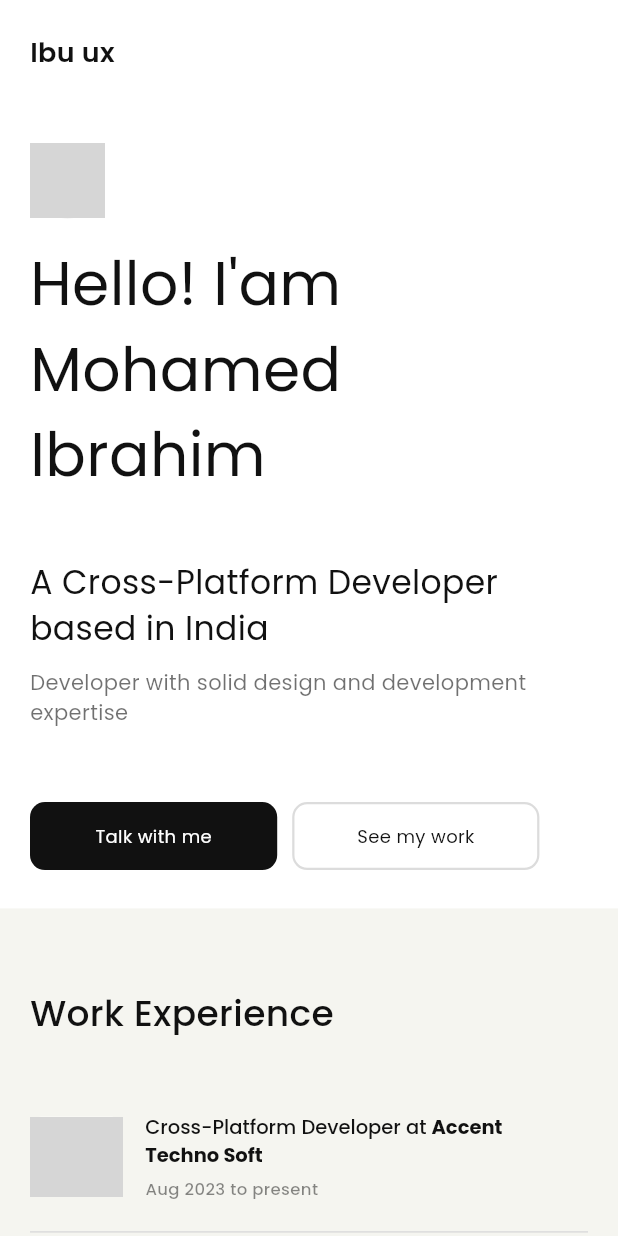
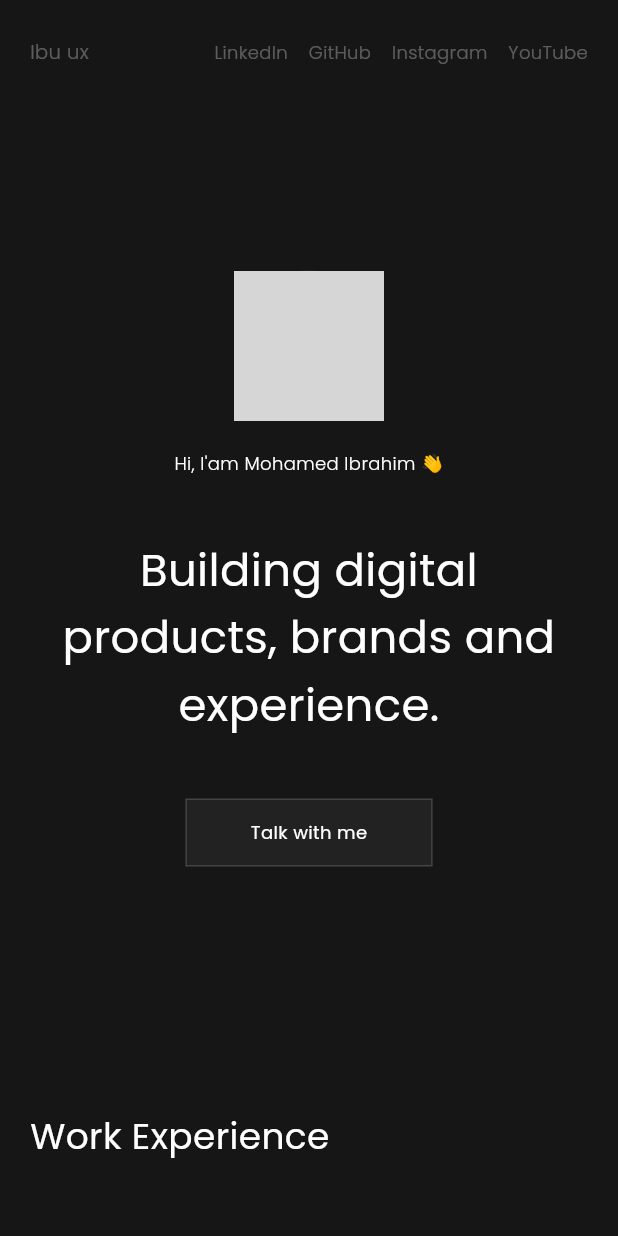
Before and after one commit to mohamed8270/ibu_ux, a Flutter app: the screen it shows after launch, on a phone screen of 412 x 824 dp. Run offline on Flutter 3.47's test engine with Material 3 defaults, Android fonts, the phone set to English and light mode, and no system bars; our stand-ins replace flutter_svg, gap, get, google_fonts; network calls fail; grey boxes are pictures that could not be loaded.

Commit message:
major #UI changes

```diff
--- a/lib/common/styles/static.dart
+++ b/lib/common/styles/static.dart
@@ -16,16 +16,15 @@ class StaticData {
 
 // title
   static String appname = 'Ibu ux';
-  static String home = 'Home';
-  static String about = 'About us';
-  static String content = 'Contents';
-  static String service = 'Our services';
+  static String linked = 'LinkedIn';
+  static String gitHub = 'GitHub';
+  static String insta = 'Instagram';
+  static String yout = 'YouTube';
 
 // hero descriptions
-  static String greeting = "Hello! I'am Mohamed\nIbrahim";
-  static String hertxt = 'A Cross-Platform Developer\nbased in India';
+  static String greeting = "Hi, I'am Mohamed Ibrahim 👋";
+  static String hertxt = 'Building digital\nproducts, brands and\nexperience.';
   static String btntxt1 = 'Talk with me';
-  static String btntxt2 = 'See my work';
 
 // experience
   static String heading1 = 'Work Experience';
--- a/lib/common/styles/theme.dart
+++ b/lib/common/styles/theme.dart
@@ -2,6 +2,6 @@ import 'package:flutter/material.dart';
 
 // colors
 const Color iyellow = Color(0xFFf5f5f0);
-const Color iblack = Color(0xFF111111);
+const Color iblack = Color(0xFF161616);
 const Color iwhite = Color(0xFFFFFFFF);
 const Color igrey = Color(0xFFDCDCDC);
--- a/lib/common/widgets/home_app_bar.dart
+++ b/lib/common/widgets/home_app_bar.dart
@@ -6,181 +6,111 @@ import 'package:ibu_ux/common/styles/static.dart';
 import 'package:ibu_ux/common/styles/theme.dart';
 
 class HomeAppBar extends StatefulWidget {
-  final Color color;
-  final VoidCallback homeTap;
-  final VoidCallback aboutTap;
-  final VoidCallback serviceTap;
-  final VoidCallback contentTap;
-  const HomeAppBar(
-      {super.key,
-      required this.color,
-      required this.aboutTap,
-      required this.serviceTap,
-      required this.homeTap,
-      required this.contentTap});
+  const HomeAppBar({super.key});
 
   @override
   State<HomeAppBar> createState() => _HomeAppBarState();
 }
 
 class _HomeAppBarState extends State<HomeAppBar> {
-  List<bool> isHover = [false, false, false, false];
+  List<bool> isHover = [false, false, false, false, false];
 
   @override
   Widget build(BuildContext context) {
     var scrnsize = MediaQuery.sizeOf(context);
     var txt = TextFond();
     return Container(
-      decoration: BoxDecoration(color: widget.color),
+      decoration: const BoxDecoration(color: iblack),
       alignment: Alignment.center,
       child: Padding(
         padding: EdgeInsets.symmetric(
             horizontal: ResponsiveWidget.isLarge(context) ? 60 : 20),
         child: Row(
           crossAxisAlignment: CrossAxisAlignment.center,
-          mainAxisAlignment: ResponsiveWidget.isLarge(context)
-              ? MainAxisAlignment.center
-              : MainAxisAlignment.spaceBetween,
+          mainAxisAlignment: MainAxisAlignment.spaceBetween,
           children: [
-            txt.textWidget(
-                StaticData.appname,
-                ResponsiveWidget.isLarge(context) ? 16.0 : 18.0,
-                FontWeight.w600,
-                iblack),
-            ResponsiveWidget.isLarge(context)
-                ? Expanded(
+            InkWell(
+              onTap: () {},
+              onHover: (value) {
+                setState(() {
+                  isHover[4] = value;
+                });
+              },
+              hoverColor: Colors.transparent,
+              child: txt.textWidget(StaticData.appname, 13.0, FontWeight.w300,
+                  isHover[4] ? iwhite : iwhite.withOpacity(0.3)),
+            ),
+            Expanded(
               child: Row(
-                      mainAxisAlignment: MainAxisAlignment.center,
+                mainAxisAlignment: MainAxisAlignment.end,
                 crossAxisAlignment: CrossAxisAlignment.center,
                 children: [
                   InkWell(
-                          onTap: widget.homeTap,
+                    onTap: () {},
                     onHover: (value) {
                       setState(() {
                         isHover[0] = value;
                       });
                     },
                     hoverColor: Colors.transparent,
-                          child: Column(
-                            mainAxisSize: MainAxisSize.min,
-                            children: [
-                              txt.textWidget(StaticData.home, 12.0,
-                                  FontWeight.w400, iblack),
-                              StaticData.gap2,
-                              Visibility(
-                                maintainAnimation: true,
-                                maintainState: true,
-                                maintainSize: true,
-                                visible: isHover[0],
-                                child: Container(
-                                    height: 2, width: 25, color: iblack),
+                    child: txt.textWidget(
+                        StaticData.linked,
+                        12.0,
+                        FontWeight.w300,
+                        isHover[0] ? Colors.blue : iwhite.withOpacity(0.3)),
                   ),
-                            ],
-                          ),
-                        ),
-                        Gap(scrnsize.width / 20),
+                  Gap(scrnsize.width / 30),
                   InkWell(
-                          onTap: widget.aboutTap,
+                    onTap: () {},
                     onHover: (value) {
                       setState(() {
                         isHover[1] = value;
                       });
                     },
                     hoverColor: Colors.transparent,
-                          child: Column(
-                            mainAxisSize: MainAxisSize.min,
-                            children: [
-                              txt.textWidget(StaticData.about, 12.0,
-                                  FontWeight.w400, iblack),
-                              StaticData.gap2,
-                              Visibility(
-                                maintainAnimation: true,
-                                maintainState: true,
-                                maintainSize: true,
-                                visible: isHover[1],
-                                child: Container(
-                                    height: 2, width: 25, color: iblack),
+                    child: txt.textWidget(
+                        StaticData.gitHub,
+                        12.0,
+                        FontWeight.w300,
+                        isHover[1] ? Colors.purple : iwhite.withOpacity(0.3)),
                   ),
-                            ],
-                          ),
-                        ),
-                        Gap(scrnsize.width / 20),
+                  Gap(scrnsize.width / 30),
                   InkWell(
-                          onTap: widget.serviceTap,
+                    onTap: () {},
                     onHover: (value) {
                       setState(() {
                         isHover[2] = value;
                       });
                     },
                     hoverColor: Colors.transparent,
-                          child: Column(
-                            mainAxisSize: MainAxisSize.min,
-                            children: [
-                              txt.textWidget(StaticData.service, 12.0,
-                                  FontWeight.w400, iblack),
-                              StaticData.gap2,
-                              Visibility(
-                                maintainAnimation: true,
-                                maintainState: true,
-                                maintainSize: true,
-                                visible: isHover[2],
-                                child: Container(
-                                    height: 2, width: 25, color: iblack),
+                    child: txt.textWidget(
+                        StaticData.insta,
+                        12.0,
+                        FontWeight.w300,
+                        isHover[2]
+                            ? Colors.pink[800]
+                            : iwhite.withOpacity(0.3)),
                   ),
-                            ],
-                          ),
-                        ),
-                        Gap(scrnsize.width / 20),
+                  Gap(scrnsize.width / 30),
                   InkWell(
-                          onTap: widget.contentTap,
+                    onTap: () {},
                     onHover: (value) {
                       setState(() {
                         isHover[3] = value;
                       });
                     },
                     hoverColor: Colors.transparent,
-                          child: Column(
-                            mainAxisSize: MainAxisSize.min,
-                            children: [
-                              txt.textWidget(StaticData.content, 12.0,
-                                  FontWeight.w400, iblack),
-                              StaticData.gap2,
-                              Visibility(
-                                maintainAnimation: true,
-                                maintainState: true,
-                                maintainSize: true,
-                                visible: isHover[3],
-                                child: Container(
-                                    height: 2, width: 25, color: iblack),
+                    child: txt.textWidget(
+                        StaticData.yout,
+                        12.0,
+                        FontWeight.w300,
+                        isHover[3] ? Colors.red : iwhite.withOpacity(0.3)),
                   ),
                 ],
               ),
             ),
           ],
         ),
-                  )
-                : const SizedBox(),
-            ResponsiveWidget.isLarge(context)
-                ? InkWell(
-                    onTap: () {},
-                    onHover: (value) {},
-                    child: Container(
-                      height: scrnsize.height * 0.055,
-                      width: ResponsiveWidget.isLarge(context)
-                          ? scrnsize.width * 0.1
-                          : scrnsize.width * 0.25,
-                      decoration: BoxDecoration(
-                        color: iblack,
-                        borderRadius: BorderRadius.circular(10),
-                      ),
-                      alignment: Alignment.center,
-                      child: txt.textWidget(
-                          'Contact', 12.0, FontWeight.w400, iwhite),
-                    ),
-                  )
-                : const SizedBox(),
-          ],
-        ),
       ),
     );
   }
--- a/lib/routes/pages/home_page/home_page.dart
+++ b/lib/routes/pages/home_page/home_page.dart
@@ -15,51 +15,16 @@ class HomePage extends StatefulWidget {
 }
 
 class _HomePageState extends State<HomePage> {
-  ScrollController scrollController = ScrollController();
-  Color color = iwhite;
-
-  void scrollToTap(double offset) {
-    scrollController.animateTo(offset,
-        duration: const Duration(milliseconds: 800), curve: Curves.easeInOut);
-  }
-
-  @override
-  void initState() {
-    super.initState();
-    scrollController.addListener(() {
-      setState(() {
-        if (scrollController.offset > 100) {
-          color = iwhite;
-        } else {
-          color = iwhite;
-        }
-      });
-    });
-  }
-
-  @override
-  void dispose() {
-    scrollController.dispose();
-    super.dispose();
-  }
-
   @override
   Widget build(BuildContext context) {
     var scrnsize = MediaQuery.sizeOf(context);
     return Scaffold(
-      backgroundColor: iwhite,
+      backgroundColor: iblack,
       appBar: PreferredSize(
         preferredSize: Size(scrnsize.width, 70),
-        child: HomeAppBar(
-          color: color,
-          homeTap: () => scrollToTap(0),
-          aboutTap: () => scrollToTap(500),
-          serviceTap: () => scrollToTap(960),
-          contentTap: () => scrollToTap(1350),
-        ),
+        child: HomeAppBar(),
       ),
       body: SingleChildScrollView(
-        controller: scrollController,
         scrollDirection: Axis.vertical,
         child: const Column(
           crossAxisAlignment: CrossAxisAlignment.start,
--- a/lib/routes/pages/home_page/widgets/experience_awards/content_widget.dart
+++ b/lib/routes/pages/home_page/widgets/experience_awards/content_widget.dart
@@ -33,7 +33,7 @@ class ReusableContent extends StatelessWidget {
           height: scrnsize.height * 0.065,
           width: scrnsize.width * sizeForContainer(),
           decoration: BoxDecoration(
-            color: iwhite,
+            color: iwhite.withOpacity(0.05),
             borderRadius: BorderRadius.circular(7),
             image: DecorationImage(
               image: NetworkImage(img),
@@ -56,11 +56,11 @@ class ReusableContent extends StatelessWidget {
                   children: [
                     TextSpan(
                       text: title,
-                      style: txt.textStyle(13.0, FontWeight.w500, iblack),
+                      style: txt.textStyle(13.0, FontWeight.w400, iwhite),
                     ),
                     TextSpan(
                       text: title2,
-                      style: txt.textStyle(13.0, FontWeight.w700, iblack),
+                      style: txt.textStyle(13.0, FontWeight.w700, iwhite),
                     ),
                   ],
                 ),
@@ -68,7 +68,7 @@ class ReusableContent extends StatelessWidget {
             ),
             StaticData.gap1,
             txt.textWidget(
-                date, 11.0, FontWeight.w500, iblack.withOpacity(0.5)),
+                date, 11.0, FontWeight.w300, iwhite.withOpacity(0.3)),
           ],
         ),
       ],
@@ -86,10 +86,10 @@ class DividerWidget extends StatelessWidget {
       width: ResponsiveWidget.isLarge(context)
           ? scrnsize.width * 0.3
           : scrnsize.width,
-      child: const Divider(
+      child: Divider(
         thickness: 1,
         height: 1,
-        color: igrey,
+        color: iwhite.withOpacity(0.1),
       ),
     );
   }
--- a/lib/routes/pages/home_page/widgets/experience_awards/experience_awards.dart
+++ b/lib/routes/pages/home_page/widgets/experience_awards/experience_awards.dart
@@ -11,13 +11,13 @@ class ExperienceAwards extends StatelessWidget {
   Widget build(BuildContext context) {
     var scrnsize = MediaQuery.sizeOf(context);
     double sizeForContainer() {
-      return ResponsiveWidget.isLarge(context) ? 0.65 : 1;
+      return ResponsiveWidget.isLarge(context) ? 0.75 : 1;
     }
 
     return Container(
       height: scrnsize.height * sizeForContainer(),
       width: scrnsize.width,
-      decoration: const BoxDecoration(color: iyellow),
+      decoration: const BoxDecoration(color: iblack),
       alignment: Alignment.center,
       child: Padding(
         padding: EdgeInsets.symmetric(
--- a/lib/routes/pages/home_page/widgets/experience_awards/reusable_widget.dart
+++ b/lib/routes/pages/home_page/widgets/experience_awards/reusable_widget.dart
@@ -19,8 +19,8 @@ class ReusableWidget extends StatelessWidget {
         txt.textWidget(
             StaticData.heading1,
             ResponsiveWidget.isLarge(context) ? 34.0 : 24.0,
-            FontWeight.w500,
-            iblack),
+            FontWeight.w400,
+            iwhite),
         const Gap(50),
         ReusableContent(
             title: StaticData.role1,
@@ -61,8 +61,8 @@ class ReusableWidget2 extends StatelessWidget {
         txt.textWidget(
             StaticData.heading2,
             ResponsiveWidget.isLarge(context) ? 34.0 : 24.0,
-            FontWeight.w500,
-            iblack),
+            FontWeight.w400,
+            iwhite),
         const Gap(50),
         ReusableContent(
             title: StaticData.awa1,
--- a/lib/routes/pages/home_page/widgets/hero_section/hero_section.dart
+++ b/lib/routes/pages/home_page/widgets/hero_section/hero_section.dart
@@ -13,82 +13,49 @@ class HeroSection extends StatelessWidget {
     var scrnsize = MediaQuery.sizeOf(context);
     var txt = TextFond();
     return Container(
-      height: scrnsize.height * 0.65,
+      height: scrnsize.height * 0.75,
       width: scrnsize.width,
-      decoration: const BoxDecoration(color: iwhite),
+      decoration: const BoxDecoration(color: iblack),
       alignment: Alignment.center,
-      child: Padding(
-        padding: EdgeInsets.symmetric(
-            horizontal: ResponsiveWidget.isLarge(context) ? 60 : 20),
       child: Flex(
-          direction: ResponsiveWidget.isLarge(context)
-              ? Axis.horizontal
-              : Axis.vertical,
-          mainAxisAlignment: ResponsiveWidget.isLarge(context)
-              ? MainAxisAlignment.spaceBetween
-              : MainAxisAlignment.center,
-          crossAxisAlignment: ResponsiveWidget.isLarge(context)
-              ? CrossAxisAlignment.center
-              : CrossAxisAlignment.start,
-          children: [
-            Column(
-              crossAxisAlignment: CrossAxisAlignment.start,
+        direction: Axis.vertical,
         mainAxisAlignment: MainAxisAlignment.center,
+        crossAxisAlignment: CrossAxisAlignment.center,
         children: [
           CircleAvatar(
-                  radius: 25,
-                  backgroundColor: igrey,
-                  backgroundImage: NetworkImage(StaticData.blazer),
+            radius: 50,
+            backgroundColor: iwhite.withOpacity(0.09),
+            child: ClipOval(
+              child: Image.network(
+                StaticData.blazer,
+                height: 100,
+                width: 100,
+                fit: BoxFit.cover,
               ),
-                StaticData.gap3,
-                txt.textWidget(
-                    StaticData.greeting,
-                    ResponsiveWidget.isLarge(context) ? 56.0 : 40.0,
-                    FontWeight.w400,
-                    iblack),
-              ],
             ),
-            Gap(scrnsize.width * 0.1),
-            Column(
-              crossAxisAlignment: CrossAxisAlignment.start,
-              mainAxisAlignment: MainAxisAlignment.center,
-              children: [
+          ),
+          const Gap(20),
+          txt.textWidget(StaticData.greeting, 12.0, FontWeight.w300, iwhite),
+          const Gap(40),
           txt.textWidget(
               StaticData.hertxt,
-                    ResponsiveWidget.isLarge(context) ? 40.0 : 22.0,
+              ResponsiveWidget.isLarge(context) ? 42.0 : 30.0,
               FontWeight.w400,
-                    iblack),
-                StaticData.gap2,
-                txt.textWidget(StaticData.herosub, 14.0, FontWeight.w400,
-                    iblack.withOpacity(0.6)),
-                const Gap(50),
-                Row(
-                  crossAxisAlignment: CrossAxisAlignment.center,
-                  children: [
+              iwhite,
+              TextOverflow.visible,
+              1.5,
+              TextAlign.center),
+          const Gap(40),
           ButtonBox(
             t: StaticData.btntxt1,
             tc: iwhite,
-                      bc: iblack,
+            bc: iwhite.withOpacity(0.05),
             w: ResponsiveWidget.isLarge(context) ? 0.1 : 0.4,
-                      click: () {},
-                      hover: (h) {},
-                    ),
-                    StaticData.gap2,
-                    ButtonBox(
-                      t: StaticData.btntxt2,
-                      tc: iblack,
-                      bc: Colors.transparent,
-                      w: ResponsiveWidget.isLarge(context) ? 0.1 : 0.4,
-                      border: Border.all(width: 1.5, color: igrey),
+            border: Border.all(width: 1, color: iwhite.withOpacity(0.15)),
             click: () {},
             hover: (h) {},
           ),
         ],
-                ),
-              ],
-            ),
-          ],
-        ),
       ),
     );
   }
@@ -125,7 +92,7 @@ class ButtonBox extends StatelessWidget {
         width: scrnsize.width * w,
         decoration: BoxDecoration(
           color: bc,
-          borderRadius: BorderRadius.circular(10),
+          borderRadius: BorderRadius.circular(0),
           border: border,
         ),
         alignment: Alignment.center,
```
Lines whose indentation alone changed are shown as unchanged.
